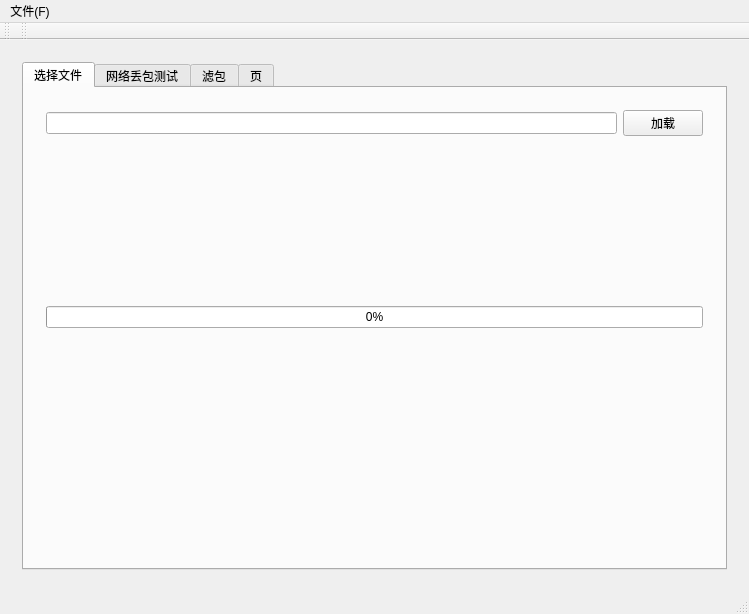
jiaqingnb/PWL_tool, file mainwindow.ui: the form before one commit.
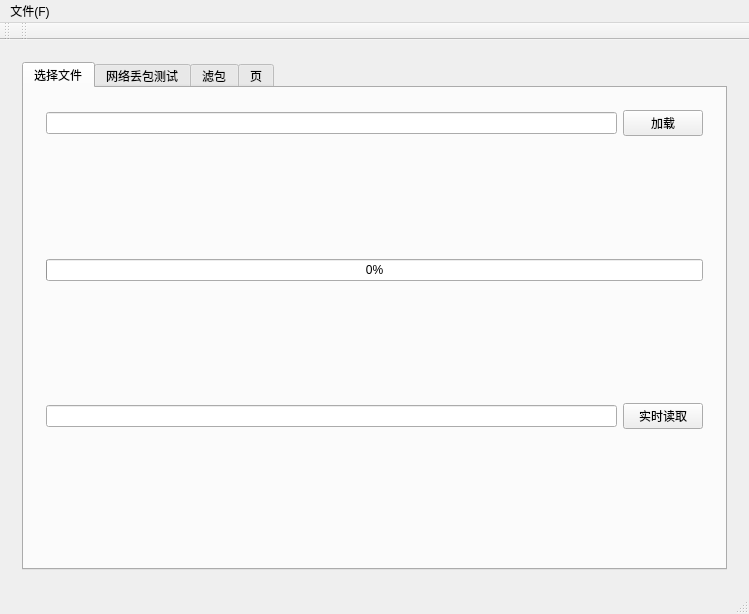
The form after the commit. The open tabs and pages were chosen to show the change.

Patch:
```diff
--- a/mainwindow.ui
+++ b/mainwindow.ui
@@ -74,9 +74,34 @@
                   </property>
                  </widget>
                 </item>
-               </layout>
-              </item>
-              <item row="1" column="0">
+                <item>
+                 <spacer name="verticalSpacer_3">
+                  <property name="orientation">
+                   <enum>Qt::Vertical</enum>
+                  </property>
+                  <property name="sizeHint" stdset="0">
+                   <size>
+                    <width>20</width>
+                    <height>40</height>
+                   </size>
+                  </property>
+                 </spacer>
+                </item>
+                <item>
+                 <layout class="QHBoxLayout" name="horizontalLayout_2">
+                  <item>
+                   <widget class="QLineEdit" name="lineEdit_realtime"/>
+                  </item>
+                  <item>
+                   <widget class="QPushButton" name="RealtimeButton">
+                    <property name="text">
+                     <string>实时读取</string>
+                    </property>
+                   </widget>
+                  </item>
+                 </layout>
+                </item>
+                <item>
                <spacer name="verticalSpacer_2">
                 <property name="orientation">
                  <enum>Qt::Vertical</enum>
@@ -88,6 +113,8 @@
                  </size>
                 </property>
                </spacer>
+                </item>
+               </layout>
               </item>
              </layout>
             </widget>
```
Left out of the diff: 2 changed lines with no effect on the pictures. Lines whose indentation alone changed are shown as unchanged.
